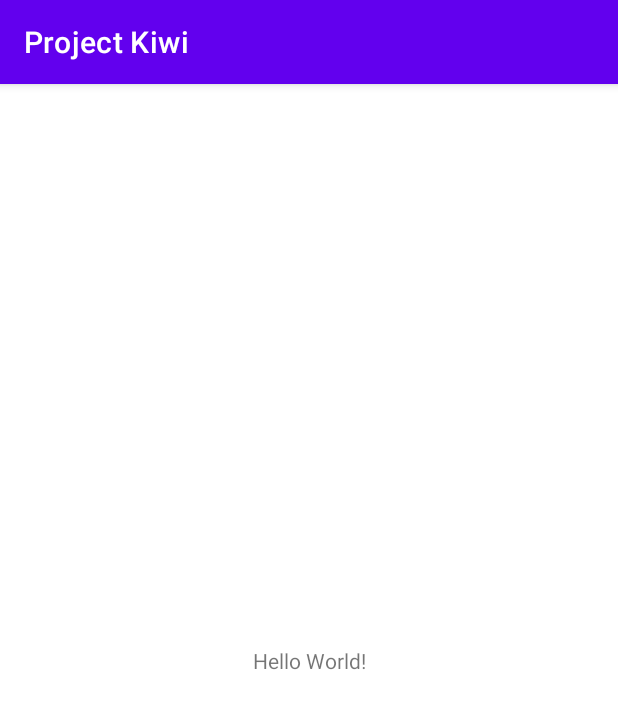
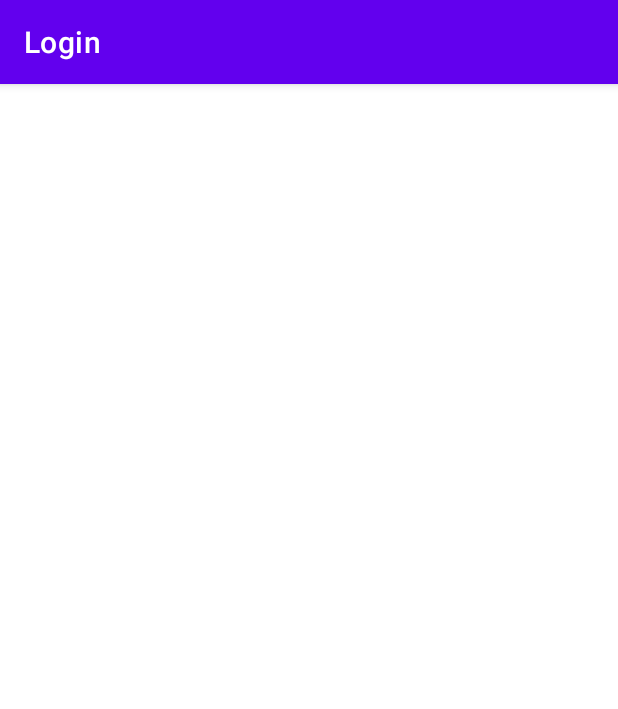
Before and after one commit to GrowerLabs/Kiwi, an Android app: the screen it shows after launch (MainActivity before the commit, LoginActivity after it), on a phone screen of 412 x 824 dp. Shown: the top 709 px of the screen. Run offline under Robolectric (Android 15) with nearby library versions, the phone set to English and light mode, and no system bars.

Commit message:
2st Commit

```diff
--- a/app/src/main/AndroidManifest.xml
+++ b/app/src/main/AndroidManifest.xml
@@ -1,6 +1,6 @@
 <?xml version="1.0" encoding="utf-8"?>
 <manifest xmlns:android="http://schemas.android.com/apk/res/android"
-    package="com.example.projectkiwi">
+    package="com.example.projectkiwi" >
 
     <application
         android:allowBackup="true"
@@ -8,10 +8,14 @@
         android:label="@string/app_name"
         android:roundIcon="@mipmap/ic_launcher_round"
         android:supportsRtl="true"
-        android:theme="@style/Theme.ProjectKiwi">
+        android:theme="@style/Theme.ProjectKiwi" >
         <activity
-            android:name=".MainActivity"
-            android:exported="true">
+            android:name=".LoginActivity"
+            android:exported="false"
+            android:label="Login"/>
+        <activity
+            android:name=".SplashActivity"
+            android:exported="true" >
             <intent-filter>
                 <action android:name="android.intent.action.MAIN" />
 
--- a/app/src/main/java/com/example/projectkiwi/MainActivity.kt
+++ b/app/src/main/java/com/example/projectkiwi/LoginActivity.kt
@@ -3,9 +3,9 @@ package com.example.projectkiwi
 import androidx.appcompat.app.AppCompatActivity
 import android.os.Bundle
 
-class MainActivity : AppCompatActivity() {
+class LoginActivity : AppCompatActivity() {
     override fun onCreate(savedInstanceState: Bundle?) {
         super.onCreate(savedInstanceState)
-        setContentView(R.layout.activity_main)
+        setContentView(R.layout.activity_login)
     }
 }
--- /dev/null
+++ b/app/src/main/java/com/example/projectkiwi/SplashActivity.kt
@@ -0,0 +1,20 @@
+package com.example.projectkiwi
+
+import android.content.Intent
+import androidx.appcompat.app.AppCompatActivity
+import android.os.Bundle
+import android.os.Handler
+
+class SplashActivity : AppCompatActivity() {
+    override fun onCreate(savedInstanceState: Bundle?) {
+        super.onCreate(savedInstanceState)
+        setContentView(R.layout.activity_splash)
+
+        supportActionBar?.hide()
+        Handler().postDelayed({
+                  val intent=Intent(this@SplashActivity,LoginActivity::class.java)
+                  startActivity(intent)
+                   finish()
+        },3000 )
+    }
+}
--- /dev/null
+++ b/app/src/main/res/layout/activity_login.xml
@@ -0,0 +1,9 @@
+<?xml version="1.0" encoding="utf-8"?>
+<androidx.constraintlayout.widget.ConstraintLayout xmlns:android="http://schemas.android.com/apk/res/android"
+    xmlns:app="http://schemas.android.com/apk/res-auto"
+    xmlns:tools="http://schemas.android.com/tools"
+    android:layout_width="match_parent"
+    android:layout_height="match_parent"
+    tools:context=".LoginActivity">
+
+</androidx.constraintlayout.widget.ConstraintLayout>
--- a/app/src/main/res/layout/activity_main.xml
+++ b/app/src/main/res/layout/activity_splash.xml
@@ -4,12 +4,16 @@
     xmlns:tools="http://schemas.android.com/tools"
     android:layout_width="match_parent"
     android:layout_height="match_parent"
-    tools:context=".MainActivity">
+    tools:context=".SplashActivity"
+    android:background="@color/black">
 
     <TextView
         android:layout_width="wrap_content"
         android:layout_height="wrap_content"
-        android:text="Hello World!"
+        android:text="Main Beemar Nhi Chumtiya Hu"
+        android:textStyle="bold"
+        android:textSize="45sp"
+        android:textColor="@color/white"
         app:layout_constraintBottom_toBottomOf="parent"
         app:layout_constraintLeft_toLeftOf="parent"
         app:layout_constraintRight_toRightOf="parent"
```
